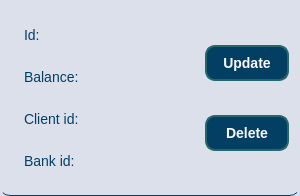
Qt form course_work/source/menu/Lists menu/account_widget.ui (R-Kiselev/Lab1) before a commit.
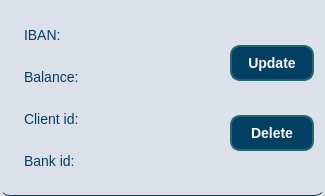
The same form after that commit.

What changed in the file:
```diff
--- a/course_work/source/menu/Lists menu/account_widget.ui
+++ b/course_work/source/menu/Lists menu/account_widget.ui
@@ -6,7 +6,7 @@
    <rect>
     <x>0</x>
     <y>0</y>
-    <width>300</width>
+    <width>325</width>
     <height>196</height>
    </rect>
   </property>
@@ -57,7 +57,13 @@
           </sizepolicy>
          </property>
          <property name="text">
-          <string>Id:</string>
+          <string>IBAN:</string>
+         </property>
+         <property name="wordWrap">
+          <bool>true</bool>
+         </property>
+         <property name="textInteractionFlags">
+          <set>Qt::TextInteractionFlag::LinksAccessibleByMouse|Qt::TextInteractionFlag::TextSelectableByMouse</set>
          </property>
         </widget>
        </item>
```
Left out of the diff: 2 changed lines with no effect on the pictures.
